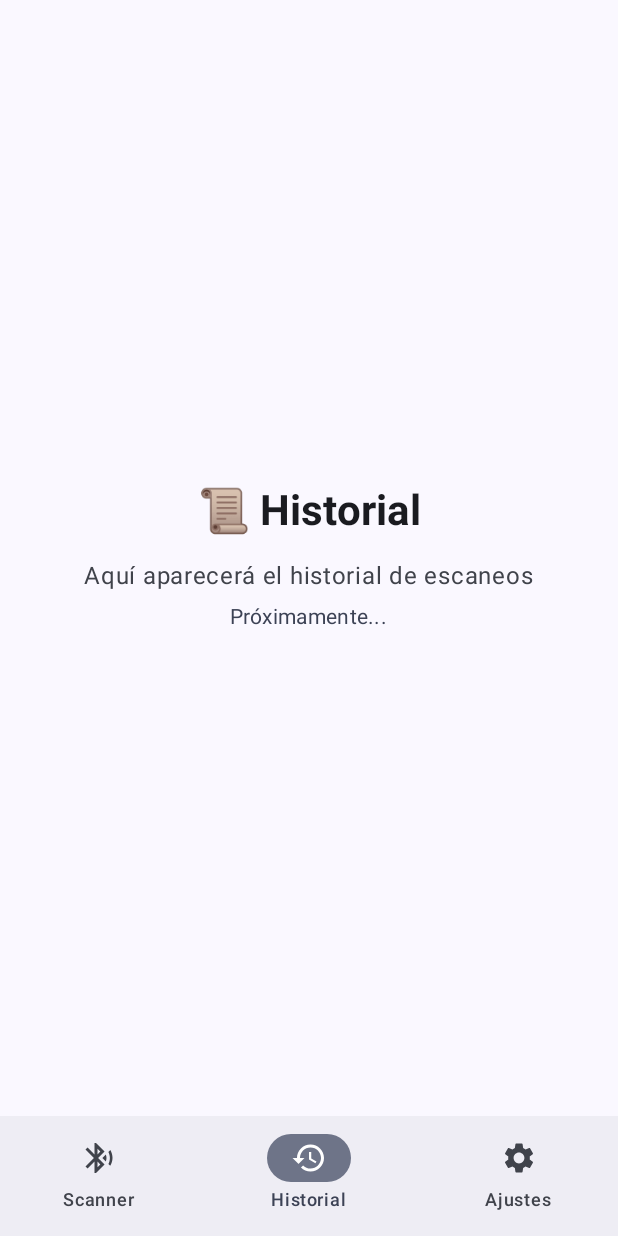
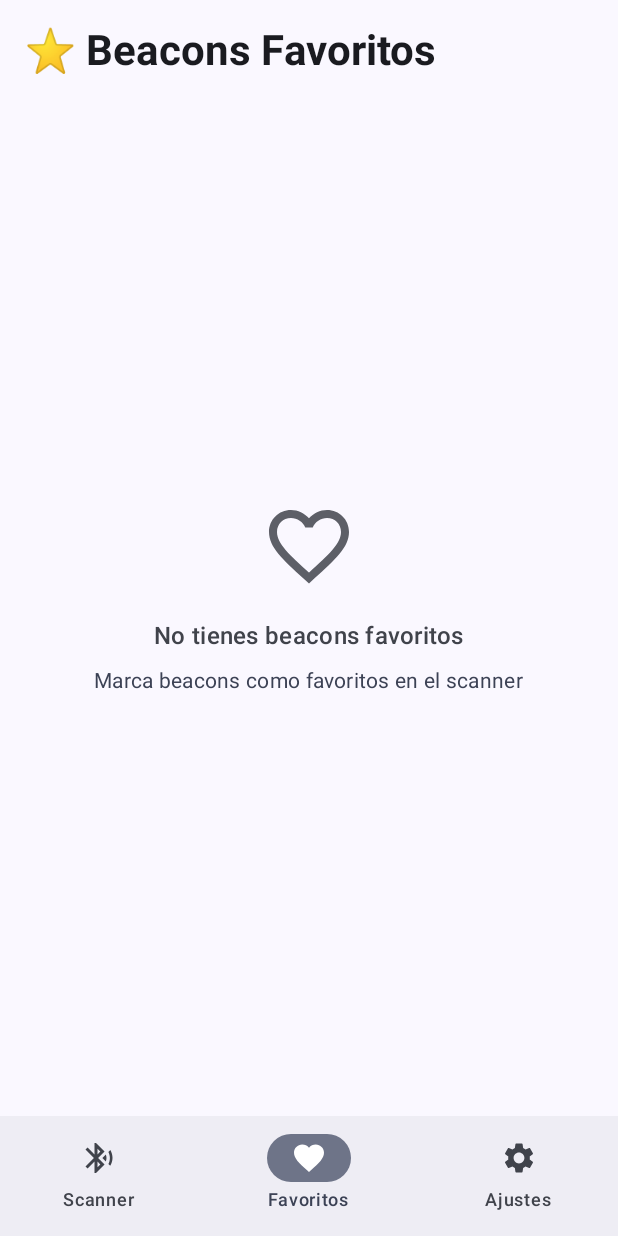
Before and after one commit to Obrium/akistoy-mobile, an Android app built with Jetpack Compose: the screen it shows after launch (MainActivity), item 2 of the bottom bar chosen, on a phone screen of 412 x 824 dp. Run offline under Robolectric (Android 15) with nearby library versions, the phone set to English and light mode, and no system bars; libraries missing offline, so code that uses them is left out: org.altbeacon.beacon; 8 statements that could not run were skipped.

Commit message:
feat: Implementar sistema de beacons favoritos
- Renombrar 'Historial' a 'Favoritos' en navegación
- Crear FavoritesRepository con persistencia en SharedPreferences
- Agregar funcionalidad para marcar/desmarcar beacons como favoritos
- Implementar FavoritesScreen para mostrar beacons guardados
- Agregar botón de favorito en cada card del scanner
- Mostrar estado vacío cuando no hay favoritos
- Botones con ícono de corazón (lleno/vacío) según estado

```diff
--- a/app/src/main/java/com/akiestoy/beacons/MainActivity.kt
+++ b/app/src/main/java/com/akiestoy/beacons/MainActivity.kt
@@ -18,7 +18,7 @@ import androidx.navigation.compose.rememberNavController
 import com.akiestoy.beacons.ui.BeaconScreen
 import com.akiestoy.beacons.ui.BeaconViewModel
 import com.akiestoy.beacons.ui.navigation.NavDestination
-import com.akiestoy.beacons.ui.screens.HistoryScreen
+import com.akiestoy.beacons.ui.screens.FavoritesScreen
 import com.akiestoy.beacons.ui.screens.SettingsScreen
 import com.akiestoy.beacons.ui.theme.AkiEstoyTheme
 
@@ -157,8 +157,8 @@ fun MainScreen(
                     hasPermissions = hasPermissions
                 )
             }
-            composable(NavDestination.History.route) {
-                HistoryScreen()
+            composable(NavDestination.Favorites.route) {
+                FavoritesScreen(viewModel = viewModel)
             }
             composable(NavDestination.Settings.route) {
                 SettingsScreen()
--- /dev/null
+++ b/app/src/main/java/com/akiestoy/beacons/data/FavoritesRepository.kt
@@ -0,0 +1,55 @@
+package com.akiestoy.beacons.data
+
+import android.content.Context
+import android.content.SharedPreferences
+import com.akiestoy.beacons.model.BLEScanLog
+import kotlinx.coroutines.flow.MutableStateFlow
+import kotlinx.coroutines.flow.StateFlow
+import kotlinx.coroutines.flow.asStateFlow
+
+/**
+ * Repository para gestionar beacons favoritos
+ * Usa SharedPreferences para persistir la lista
+ */
+class FavoritesRepository(context: Context) {
+
+    private val prefs: SharedPreferences = context.getSharedPreferences(
+        "favorites_prefs",
+        Context.MODE_PRIVATE
+    )
+
+    private val _favorites = MutableStateFlow<Set<String>>(loadFavorites())
+    val favorites: StateFlow<Set<String>> = _favorites.asStateFlow()
+
+    private fun loadFavorites(): Set<String> {
+        return prefs.getStringSet(KEY_FAVORITES, emptySet()) ?: emptySet()
+    }
+
+    fun isFavorite(macAddress: String): Boolean {
+        return _favorites.value.contains(macAddress)
+    }
+
+    fun toggleFavorite(macAddress: String) {
+        val currentFavorites = _favorites.value.toMutableSet()
+        if (currentFavorites.contains(macAddress)) {
+            currentFavorites.remove(macAddress)
+        } else {
+            currentFavorites.add(macAddress)
+        }
+        saveFavorites(currentFavorites)
+        _favorites.value = currentFavorites
+    }
+
+    private fun saveFavorites(favorites: Set<String>) {
+        prefs.edit().putStringSet(KEY_FAVORITES, favorites).apply()
+    }
+
+    fun getFavoriteBeacons(allLogs: List<BLEScanLog>): List<BLEScanLog> {
+        val favoriteMACs = _favorites.value
+        return allLogs.filter { it.macAddress in favoriteMACs }
+    }
+
+    companion object {
+        private const val KEY_FAVORITES = "favorite_beacons"
+    }
+}
--- a/app/src/main/java/com/akiestoy/beacons/ui/BeaconViewModel.kt
+++ b/app/src/main/java/com/akiestoy/beacons/ui/BeaconViewModel.kt
@@ -4,6 +4,7 @@ import android.app.Application
 import android.util.Log
 import androidx.lifecycle.AndroidViewModel
 import androidx.lifecycle.viewModelScope
+import com.akiestoy.beacons.data.FavoritesRepository
 import com.akiestoy.beacons.model.BLEScanLog
 import com.akiestoy.beacons.model.BeaconDetection
 import com.akiestoy.beacons.scanner.BeaconScanner
@@ -22,6 +23,7 @@ class BeaconViewModel(application: Application) : AndroidViewModel(application)
 
     private val beaconScanner = BeaconScanner(application)
     private val genericScanner = GenericBLEScanner(application)
+    private val favoritesRepository = FavoritesRepository(application)
 
     // Estado de la UI
     private val _uiState = MutableStateFlow<BeaconUiState>(BeaconUiState.Idle)
@@ -42,6 +44,13 @@ class BeaconViewModel(application: Application) : AndroidViewModel(application)
     private val _filteredScanLogs = MutableStateFlow<List<BLEScanLog>>(emptyList())
     val filteredScanLogs: StateFlow<List<BLEScanLog>> = _filteredScanLogs.asStateFlow()
 
+    // Favoritos
+    val favorites: StateFlow<Set<String>> = favoritesRepository.favorites
+
+    // Lista de beacons favoritos
+    private val _favoriteBeacons = MutableStateFlow<List<BLEScanLog>>(emptyList())
+    val favoriteBeacons: StateFlow<List<BLEScanLog>> = _favoriteBeacons.asStateFlow()
+
     // Jobs de las coroutines de escaneo
     private var scanLogsJob: Job? = null
     private var beaconScanJob: Job? = null
@@ -49,6 +58,37 @@ class BeaconViewModel(application: Application) : AndroidViewModel(application)
 
     companion object {
         private const val AUTO_STOP_DELAY_MS = 5000L // 5 segundos
+    }
+
+    init {
+        // Observar cambios en logs o favoritos para actualizar la lista de favoritos
+        viewModelScope.launch {
+            _scanLogs.collect { logs ->
+                updateFavoriteBeacons(logs)
+            }
+        }
+    }
+
+    /**
+     * Actualiza la lista de beacons favoritos
+     */
+    private fun updateFavoriteBeacons(logs: List<BLEScanLog>) {
+        _favoriteBeacons.value = favoritesRepository.getFavoriteBeacons(logs)
+    }
+
+    /**
+     * Verifica si un beacon es favorito
+     */
+    fun isFavorite(macAddress: String): Boolean {
+        return favoritesRepository.isFavorite(macAddress)
+    }
+
+    /**
+     * Alterna el estado de favorito de un beacon
+     */
+    fun toggleFavorite(macAddress: String) {
+        favoritesRepository.toggleFavorite(macAddress)
+        updateFavoriteBeacons(_scanLogs.value)
     }
 
     /**
--- a/app/src/main/java/com/akiestoy/beacons/ui/navigation/NavDestinations.kt
+++ b/app/src/main/java/com/akiestoy/beacons/ui/navigation/NavDestinations.kt
@@ -2,7 +2,7 @@ package com.akiestoy.beacons.ui.navigation
 
 import androidx.compose.material.icons.Icons
 import androidx.compose.material.icons.automirrored.filled.BluetoothSearching
-import androidx.compose.material.icons.filled.History
+import androidx.compose.material.icons.filled.Favorite
 import androidx.compose.material.icons.filled.Settings
 import androidx.compose.ui.graphics.vector.ImageVector
 
@@ -20,10 +20,10 @@ sealed class NavDestination(
         icon = Icons.AutoMirrored.Filled.BluetoothSearching
     )
 
-    data object History : NavDestination(
-        route = "history",
-        title = "Historial",
-        icon = Icons.Default.History
+    data object Favorites : NavDestination(
+        route = "favorites",
+        title = "Favoritos",
+        icon = Icons.Default.Favorite
     )
 
     data object Settings : NavDestination(
@@ -33,6 +33,6 @@ sealed class NavDestination(
     )
 
     companion object {
-        val items = listOf(Scanner, History, Settings)
+        val items = listOf(Scanner, Favorites, Settings)
     }
 }
--- a/app/src/main/java/com/akiestoy/beacons/ui/screens/HistoryScreen.kt
+++ /dev/null
@@ -1,38 +0,0 @@
-package com.akiestoy.beacons.ui.screens
-
-import androidx.compose.foundation.layout.*
-import androidx.compose.material3.*
-import androidx.compose.runtime.*
-import androidx.compose.ui.Alignment
-import androidx.compose.ui.Modifier
-import androidx.compose.ui.text.font.FontWeight
-import androidx.compose.ui.unit.dp
-
-@Composable
-fun HistoryScreen() {
-    Column(
-        modifier = Modifier
-            .fillMaxSize()
-            .padding(16.dp),
-        horizontalAlignment = Alignment.CenterHorizontally,
-        verticalArrangement = Arrangement.Center
-    ) {
-        Text(
-            text = "📜 Historial",
-            style = MaterialTheme.typography.headlineMedium,
-            fontWeight = FontWeight.Bold
-        )
-        Spacer(modifier = Modifier.height(16.dp))
-        Text(
-            text = "Aquí aparecerá el historial de escaneos",
-            style = MaterialTheme.typography.bodyLarge,
-            color = MaterialTheme.colorScheme.onSurfaceVariant
-        )
-        Spacer(modifier = Modifier.height(8.dp))
-        Text(
-            text = "Próximamente...",
-            style = MaterialTheme.typography.bodyMedium,
-            color = MaterialTheme.colorScheme.secondary
-        )
-    }
-}
```
Also changed, not shown: app/src/main/java/com/akiestoy/beacons/ui/BeaconScreen.kt (+31 -8 lines), app/src/main/java/com/akiestoy/beacons/ui/screens/FavoritesScreen.kt (added, +158 -0 lines).
